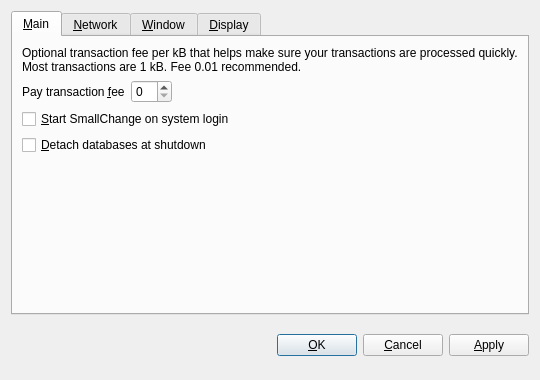
Qt form src/qt/forms/optionsdialog.ui (RedOakCoin/RedOakTestNet) before a commit.
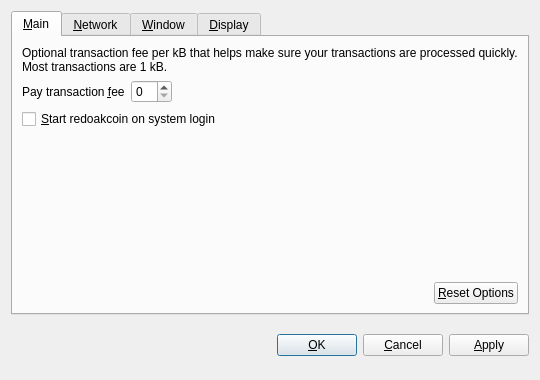
The same form after that commit. The open tabs and pages were chosen to show the change. Custom widgets are drawn as their Qt base class.

Patch:
```diff
--- a/src/qt/forms/optionsdialog.ui
+++ b/src/qt/forms/optionsdialog.ui
@@ -33,7 +33,7 @@
        <item>
         <widget class="QLabel" name="transactionFeeInfoLabel">
          <property name="text">
-          <string>Optional transaction fee per kB that helps make sure your transactions are processed quickly. Most transactions are 1 kB. Fee 0.01 recommended.</string>
+          <string>Optional transaction fee per kB that helps make sure your transactions are processed quickly. Most transactions are 1 kB.</string>
          </property>
          <property name="textFormat">
           <enum>Qt::PlainText</enum>
@@ -82,17 +82,7 @@
           <string>Automatically start SmallChange after logging in to the system.</string>
          </property>
          <property name="text">
-          <string>&amp;Start SmallChange on system login</string>
-         </property>
-        </widget>
-       </item>
-       <item>
-        <widget class="QCheckBox" name="detachDatabases">
-         <property name="toolTip">
-          <string>Detach block and address databases at shutdown. This means they can be moved to another data directory, but it slows down shutdown. The wallet is always detached.</string>
-         </property>
-         <property name="text">
-          <string>&amp;Detach databases at shutdown</string>
+          <string>&amp;Start redoakcoin on system login</string>
          </property>
         </widget>
        </item>
@@ -109,6 +99,36 @@
          </property>
         </spacer>
        </item>
+       <item>
+        <layout class="QHBoxLayout" name="horizontalLayout_2_Main">
+         <item>
+          <spacer name="horizontalSpacer_2_Main">
+           <property name="orientation">
+            <enum>Qt::Horizontal</enum>
+           </property>
+           <property name="sizeHint" stdset="0">
+            <size>
+             <width>40</width>
+             <height>20</height>
+            </size>
+           </property>
+          </spacer>
+         </item>
+         <item>
+          <widget class="QPushButton" name="resetButton">
+           <property name="toolTip">
+            <string>Reset all client options to default.</string>
+           </property>
+           <property name="text">
+            <string>&amp;Reset Options</string>
+           </property>
+           <property name="autoDefault">
+            <bool>false</bool>
+           </property>
+          </widget>
+         </item>
+        </layout>
+       </item>
       </layout>
      </widget>
      <widget class="QWidget" name="tabNetwork">
```
Left out of the diff: 32 changed lines with no effect on the pictures.
